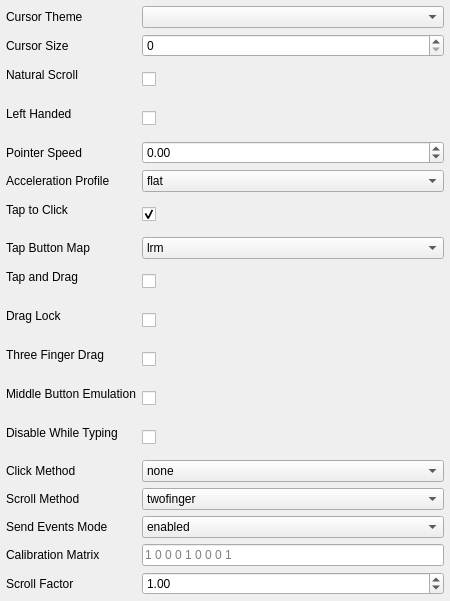
The window that src/mouse.ui (stefonarch/labwc-tweaks) describes before a commit, drawn with Qt 5.
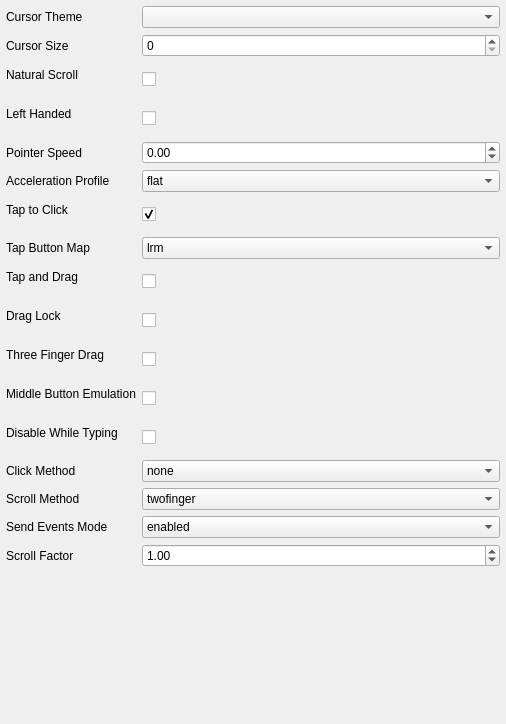
The same window after the commit.

Commit message: Enabled all checkboxes in mouse and touchpad

Patch:
```diff
--- a/src/mouse.ui
+++ b/src/mouse.ui
@@ -6,8 +6,8 @@
    <rect>
     <x>0</x>
     <y>0</y>
-    <width>450</width>
-    <height>600</height>
+    <width>506</width>
+    <height>724</height>
    </rect>
   </property>
   <layout class="QFormLayout" name="layPage2">
@@ -90,7 +90,7 @@
       <double>-1.00</double>
      </property>
      <property name="maximum">
-      <double>1.00</double>
+      <double>1.000000000000000</double>
      </property>
      <property name="singleStep">
       <double>0.10</double>
@@ -331,33 +331,19 @@
     </widget>
    </item>
    <item row="16" column="0">
-    <widget class="QLabel" name="label_calibrationMatrix">
-     <property name="text">
-      <string>Calibration Matrix</string>
-     </property>
-    </widget>
-   </item>
-   <item row="16" column="1">
-    <widget class="QLineEdit" name="calibrationMatrix">
-     <property name="placeholderText">
-      <string>1 0 0 0 1 0 0 0 1</string>
-     </property>
-    </widget>
-   </item>
-   <item row="17" column="0">
     <widget class="QLabel" name="label_scrollFactor">
      <property name="text">
       <string>Scroll Factor</string>
      </property>
     </widget>
    </item>
-   <item row="17" column="1">
+   <item row="16" column="1">
     <widget class="QDoubleSpinBox" name="scrollFactor">
      <property name="minimum">
-      <double>0.10</double>
+      <double>0.100000000000000</double>
      </property>
      <property name="maximum">
-      <double>5.00</double>
+      <double>5.000000000000000</double>
      </property>
      <property name="singleStep">
       <double>0.10</double>
@@ -366,7 +352,7 @@
       <number>2</number>
      </property>
      <property name="value">
-      <double>1.00</double>
+      <double>1.000000000000000</double>
      </property>
     </widget>
    </item>
```
Left out of the diff: 26 changed lines with no effect on the pictures. The commit also changes 2 other files.
